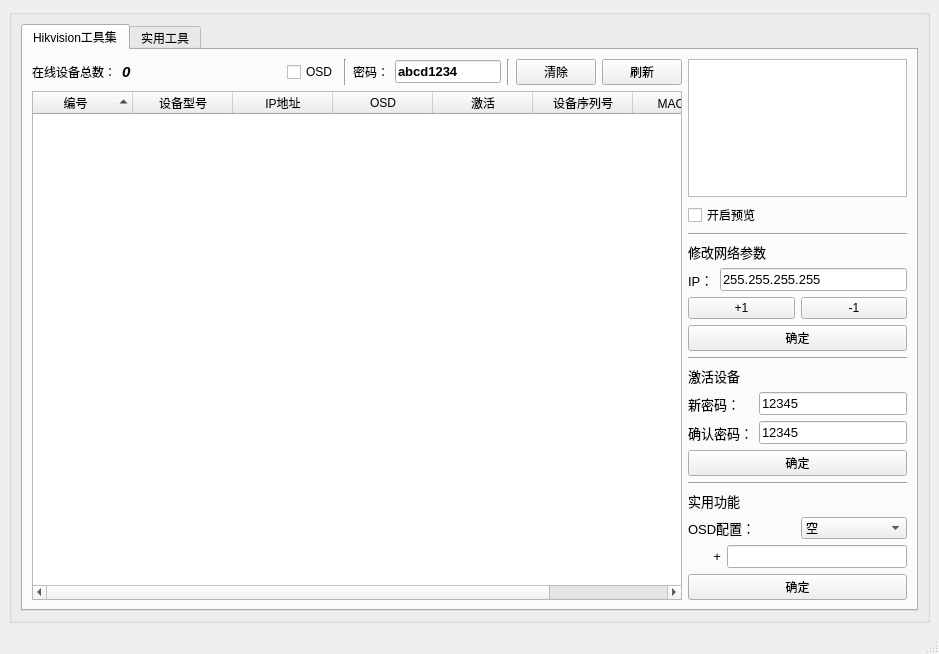
jphome/Brickmove-Tool, file ui/mainwindow.ui: the form before one commit.
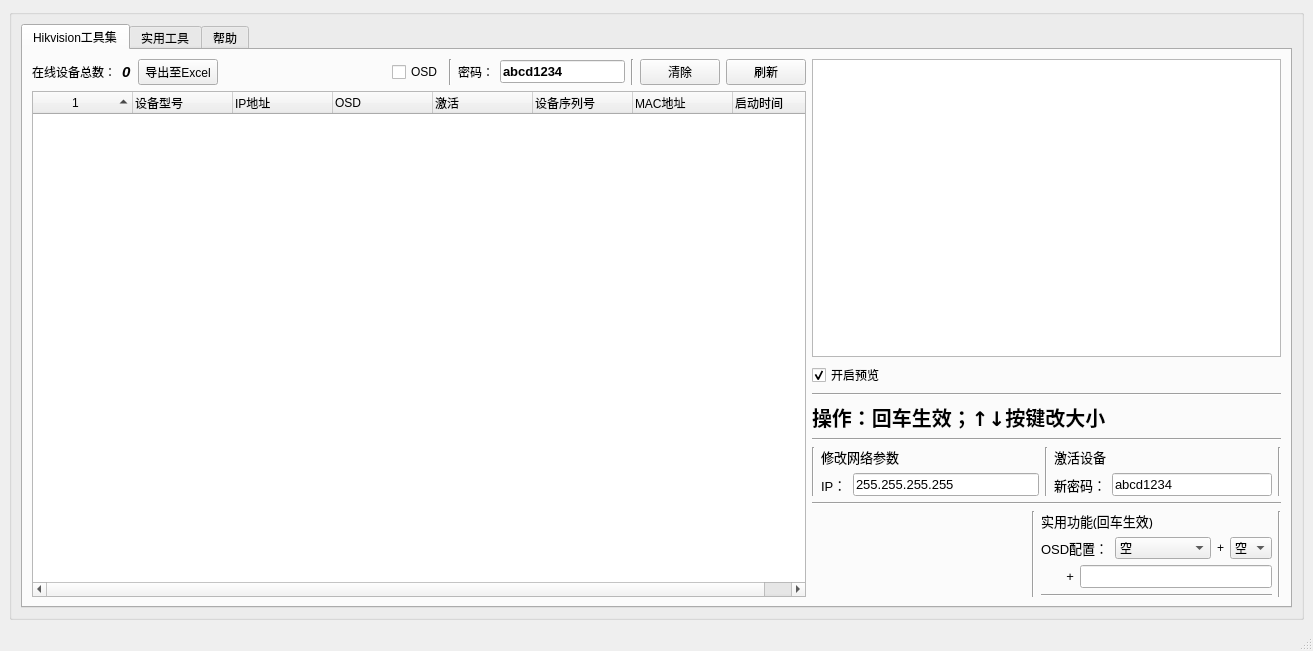
The form after the commit. Icons and pictures are not drawn.

```diff
--- a/ui/mainwindow.ui
+++ b/ui/mainwindow.ui
@@ -9,8 +9,8 @@
    <rect>
     <x>0</x>
     <y>0</y>
-    <width>939</width>
-    <height>654</height>
+    <width>1313</width>
+    <height>651</height>
    </rect>
   </property>
   <property name="cursor">
@@ -36,13 +36,13 @@
    <enum>Qt::ToolButtonIconOnly</enum>
   </property>
   <widget class="QWidget" name="centralwidget">
-   <layout class="QHBoxLayout" name="horizontalLayout_5">
+   <layout class="QVBoxLayout" name="verticalLayout_12">
     <item>
-     <widget class="QGroupBox" name="GetDeviceStatus">
+     <widget class="QGroupBox" name="BMTool_frame">
       <property name="title">
        <string/>
       </property>
-      <layout class="QHBoxLayout" name="horizontalLayout_13">
+      <layout class="QVBoxLayout" name="verticalLayout_10">
        <item>
         <widget class="QTabWidget" name="tabWidget">
          <property name="currentIndex">
@@ -52,12 +52,10 @@
           <attribute name="title">
            <string>Hikvision工具集</string>
           </attribute>
+          <layout class="QHBoxLayout" name="horizontalLayout_5">
+           <item>
           <layout class="QVBoxLayout" name="verticalLayout_13">
            <item>
-            <layout class="QHBoxLayout" name="horizontalLayout_15">
-             <item>
-              <layout class="QVBoxLayout" name="verticalLayout_11">
-               <item>
                 <layout class="QHBoxLayout" name="horizontalLayout_14">
                  <item>
                   <layout class="QHBoxLayout" name="horizontalLayout_11">
@@ -90,6 +88,13 @@
                      </item>
                     </layout>
                    </item>
+                 <item>
+                  <widget class="QPushButton" name="pushButton_excel">
+                   <property name="text">
+                    <string>导出至Excel</string>
+                   </property>
+                  </widget>
+                 </item>
                    <item>
                     <spacer name="horizontalSpacer">
                      <property name="orientation">
@@ -164,6 +169,9 @@
                    </item>
                    <item>
                     <layout class="QFormLayout" name="formLayout_6">
+                   <property name="fieldGrowthPolicy">
+                    <enum>QFormLayout::AllNonFixedFieldsGrow</enum>
+                   </property>
                      <item row="0" column="0">
                       <widget class="QPushButton" name="pushButton_clear">
                        <property name="text">
@@ -185,6 +193,8 @@
                 </layout>
                </item>
                <item>
+              <layout class="QVBoxLayout" name="verticalLayout_11">
+               <item>
                 <widget class="QTreeWidget" name="treeWidget_devinfo">
                  <property name="dragEnabled">
                   <bool>true</bool>
@@ -200,7 +210,7 @@
                  </property>
                  <column>
                   <property name="text">
-                   <string>编号</string>
+                   <string/>
                   </property>
                   <property name="textAlignment">
                    <set>AlignHCenter|AlignVCenter|AlignCenter</set>
@@ -211,7 +221,7 @@
                    <string>设备型号</string>
                   </property>
                   <property name="textAlignment">
-                   <set>AlignHCenter|AlignVCenter|AlignCenter</set>
+                   <set>AlignLeft|AlignVCenter</set>
                   </property>
                  </column>
                  <column>
@@ -219,7 +229,7 @@
                    <string>IP地址</string>
                   </property>
                   <property name="textAlignment">
-                   <set>AlignHCenter|AlignVCenter|AlignCenter</set>
+                   <set>AlignLeft|AlignVCenter</set>
                   </property>
                  </column>
                  <column>
@@ -227,7 +237,7 @@
                    <string>OSD</string>
                   </property>
                   <property name="textAlignment">
-                   <set>AlignHCenter|AlignVCenter|AlignCenter</set>
+                   <set>AlignLeft|AlignVCenter</set>
                   </property>
                  </column>
                  <column>
@@ -235,7 +245,7 @@
                    <string>激活</string>
                   </property>
                   <property name="textAlignment">
-                   <set>AlignHCenter|AlignVCenter|AlignCenter</set>
+                   <set>AlignLeft|AlignVCenter</set>
                   </property>
                  </column>
                  <column>
@@ -243,7 +253,7 @@
                    <string>设备序列号</string>
                   </property>
                   <property name="textAlignment">
-                   <set>AlignHCenter|AlignVCenter|AlignCenter</set>
+                   <set>AlignLeft|AlignVCenter</set>
                   </property>
                  </column>
                  <column>
@@ -251,7 +261,7 @@
                    <string>MAC地址</string>
                   </property>
                   <property name="textAlignment">
-                   <set>AlignHCenter|AlignVCenter|AlignCenter</set>
+                   <set>AlignLeft|AlignVCenter</set>
                   </property>
                  </column>
                  <column>
@@ -259,18 +269,22 @@
                    <string>启动时间</string>
                   </property>
                   <property name="textAlignment">
-                   <set>AlignHCenter|AlignVCenter|AlignCenter</set>
+                   <set>AlignLeft|AlignVCenter</set>
                   </property>
                  </column>
                 </widget>
                </item>
+               <item>
+                <layout class="QHBoxLayout" name="horizontalLayout_15"/>
+               </item>
               </layout>
              </item>
+            </layout>
+           </item>
              <item>
-              <layout class="QVBoxLayout" name="verticalLayout_12">
-               <property name="sizeConstraint">
-                <enum>QLayout::SetDefaultConstraint</enum>
-               </property>
+            <layout class="QVBoxLayout" name="verticalLayout_9">
+             <item>
+              <layout class="QVBoxLayout" name="verticalLayout_8">
                <item>
                 <widget class="QGraphicsView" name="Preview_frame">
                  <property name="font">
@@ -301,8 +315,69 @@
                  <property name="text">
                   <string>开启预览</string>
                  </property>
+                 <property name="checked">
+                  <bool>true</bool>
+                 </property>
                 </widget>
                </item>
+              </layout>
+             </item>
+             <item>
+              <layout class="QVBoxLayout" name="verticalLayout_6">
+               <item>
+                <widget class="Line" name="line_12">
+                 <property name="orientation">
+                  <enum>Qt::Horizontal</enum>
+                 </property>
+                </widget>
+               </item>
+               <item>
+                <widget class="QLabel" name="label_5">
+                 <property name="sizePolicy">
+                  <sizepolicy hsizetype="Fixed" vsizetype="Fixed">
+                   <horstretch>0</horstretch>
+                   <verstretch>0</verstretch>
+                  </sizepolicy>
+                 </property>
+                 <property name="baseSize">
+                  <size>
+                   <width>0</width>
+                   <height>0</height>
+                  </size>
+                 </property>
+                 <property name="font">
+                  <font>
+                   <family>ItalicT</family>
+                   <pointsize>15</pointsize>
+                   <weight>75</weight>
+                   <italic>false</italic>
+                   <bold>true</bold>
+                   <underline>false</underline>
+                   <stylestrategy>PreferDefault</stylestrategy>
+                   <kerning>true</kerning>
+                  </font>
+                 </property>
+                 <property name="lineWidth">
+                  <number>1</number>
+                 </property>
+                 <property name="text">
+                  <string>操作：回车生效；↑↓按键改大小</string>
+                 </property>
+                 <property name="textFormat">
+                  <enum>Qt::AutoText</enum>
+                 </property>
+                 <property name="scaledContents">
+                  <bool>false</bool>
+                 </property>
+                 <property name="indent">
+                  <number>-1</number>
+                 </property>
+                </widget>
+               </item>
+              </layout>
+             </item>
+             <item>
+              <layout class="QVBoxLayout" name="verticalLayout_5">
                <item>
                 <widget class="Line" name="line_7">
                  <property name="orientation">
@@ -311,7 +386,16 @@
                 </widget>
                </item>
                <item>
-                <layout class="QVBoxLayout" name="verticalLayout_10">
+                <layout class="QHBoxLayout" name="horizontalLayout_7">
+                 <item>
+                  <widget class="Line" name="line_8">
+                   <property name="orientation">
+                    <enum>Qt::Vertical</enum>
+                   </property>
+                  </widget>
+                 </item>
+                 <item>
+                  <layout class="QVBoxLayout" name="verticalLayout_4">
                  <item>
                   <widget class="QLabel" name="label_ip_2">
                    <property name="minimumSize">
@@ -338,8 +422,6 @@
                   </widget>
                  </item>
                  <item>
-                  <layout class="QVBoxLayout" name="verticalLayout_7">
-                   <item>
                     <layout class="QHBoxLayout" name="horizontalLayout_6">
                      <item>
                       <widget class="QLabel" name="label_ip">
@@ -388,57 +470,17 @@
                      </item>
                     </layout>
                    </item>
-                   <item>
-                    <layout class="QVBoxLayout" name="verticalLayout_6">
-                     <item>
-                      <layout class="QHBoxLayout" name="horizontalLayout_7">
-                       <item>
-                        <widget class="QPushButton" name="pushButton_plus">
-                         <property name="toolTip">
-                          <string>&lt;html&gt;&lt;head/&gt;&lt;body&gt;&lt;p&gt;IP地址+1&lt;/p&gt;&lt;/body&gt;&lt;/html&gt;</string>
-                         </property>
-                         <property name="text">
-                          <string>+1</string>
-                         </property>
-                        </widget>
-                       </item>
-                       <item>
-                        <widget class="QPushButton" name="pushButton_minus">
-                         <property name="toolTip">
-                          <string>&lt;html&gt;&lt;head/&gt;&lt;body&gt;&lt;p&gt;IP地址-1&lt;/p&gt;&lt;/body&gt;&lt;/html&gt;</string>
-                         </property>
-                         <property name="whatsThis">
-                          <string>&lt;html&gt;&lt;head/&gt;&lt;body&gt;&lt;p&gt;&lt;br/&gt;&lt;/p&gt;&lt;/body&gt;&lt;/html&gt;</string>
-                         </property>
-                         <property name="text">
-                          <string>-1</string>
-                         </property>
-                        </widget>
-                       </item>
-                      </layout>
-                     </item>
-                     <item>
-                      <widget class="QPushButton" name="pushButton_ChangeIP">
-                       <property name="text">
-                        <string>确定</string>
-                       </property>
-                      </widget>
-                     </item>
-                    </layout>
-                   </item>
-                  </layout>
-                 </item>
                 </layout>
                </item>
                <item>
                 <widget class="Line" name="line_3">
                  <property name="orientation">
-                  <enum>Qt::Horizontal</enum>
+                    <enum>Qt::Vertical</enum>
                  </property>
                 </widget>
                </item>
                <item>
-                <layout class="QVBoxLayout" name="verticalLayout_8">
+                  <layout class="QVBoxLayout" name="verticalLayout_3">
                  <item>
                   <widget class="QLabel" name="label_ip_3">
                    <property name="minimumSize">
@@ -459,12 +501,8 @@
                   </widget>
                  </item>
                  <item>
-                  <layout class="QVBoxLayout" name="verticalLayout_5">
-                   <item>
                     <layout class="QHBoxLayout" name="horizontalLayout_4">
                      <item>
-                      <layout class="QVBoxLayout" name="verticalLayout_4">
-                       <item>
                         <widget class="QLabel" name="label_password_2">
                          <property name="font">
                           <font>
@@ -477,22 +515,6 @@
                         </widget>
                        </item>
                        <item>
-                        <widget class="QLabel" name="label_password_3">
-                         <property name="font">
-                          <font>
-                           <pointsize>10</pointsize>
-                          </font>
-                         </property>
-                         <property name="text">
-                          <string>确认密码：</string>
-                         </property>
-                        </widget>
-                       </item>
-                      </layout>
-                     </item>
-                     <item>
-                      <layout class="QVBoxLayout" name="verticalLayout_3">
-                       <item>
                         <widget class="QLineEdit" name="lineEdit_password_2">
                          <property name="enabled">
                           <bool>true</bool>
@@ -506,39 +528,21 @@
                           <set>Qt::ImhNone</set>
                          </property>
                          <property name="text">
-                          <string>12345</string>
+                        <string>abcd1234</string>
                          </property>
                          <property name="maxLength">
                           <number>32</number>
                          </property>
                         </widget>
                        </item>
-                       <item>
-                        <widget class="QLineEdit" name="lineEdit_password_3">
-                         <property name="font">
-                          <font>
-                           <pointsize>10</pointsize>
-                          </font>
-                         </property>
-                         <property name="inputMethodHints">
-                          <set>Qt::ImhNone</set>
-                         </property>
-                         <property name="text">
-                          <string>12345</string>
-                         </property>
-                         <property name="maxLength">
-                          <number>32</number>
-                         </property>
-                        </widget>
-                       </item>
                       </layout>
                      </item>
                     </layout>
                    </item>
                    <item>
-                    <widget class="QPushButton" name="pushButton_active">
-                     <property name="text">
-                      <string>确定</string>
+                  <widget class="Line" name="line_9">
+                   <property name="orientation">
+                    <enum>Qt::Vertical</enum>
                      </property>
                     </widget>
                    </item>
@@ -546,6 +550,8 @@
                  </item>
                 </layout>
                </item>
+             <item>
+              <layout class="QVBoxLayout" name="verticalLayout_7">
                <item>
                 <widget class="Line" name="line_4">
                  <property name="orientation">
@@ -554,28 +560,48 @@
                 </widget>
                </item>
                <item>
-                <layout class="QVBoxLayout" name="verticalLayout_9">
+                <layout class="QHBoxLayout" name="horizontalLayout_16">
                  <item>
-                  <widget class="QLabel" name="label_ip_4">
-                   <property name="minimumSize">
+                  <spacer name="horizontalSpacer_2">
+                   <property name="orientation">
+                    <enum>Qt::Horizontal</enum>
+                   </property>
+                   <property name="sizeHint" stdset="0">
                     <size>
-                     <width>21</width>
-                     <height>0</height>
+                     <width>118</width>
+                     <height>20</height>
                     </size>
                    </property>
-                   <property name="font">
-                    <font>
-                     <family>Arial Black</family>
-                     <pointsize>10</pointsize>
-                    </font>
-                   </property>
-                   <property name="text">
-                    <string>实用功能</string>
+                  </spacer>
+                 </item>
+                 <item>
+                  <widget class="Line" name="line_11">
+                   <property name="orientation">
+                    <enum>Qt::Vertical</enum>
                    </property>
                   </widget>
                  </item>
                  <item>
                   <layout class="QVBoxLayout" name="verticalLayout_2">
+                   <item>
+                    <widget class="QLabel" name="label_ip_4">
+                     <property name="minimumSize">
+                      <size>
+                       <width>21</width>
+                       <height>0</height>
+                      </size>
+                     </property>
+                     <property name="font">
+                      <font>
+                       <family>Arial Black</family>
+                       <pointsize>10</pointsize>
+                      </font>
+                     </property>
+                     <property name="text">
+                      <string>实用功能(回车生效)</string>
+                     </property>
+                    </widget>
+                   </item>
                    <item>
                     <layout class="QVBoxLayout" name="verticalLayout">
                      <item>
@@ -616,6 +642,52 @@
                          </item>
                         </widget>
                        </item>
+                       <item>
+                        <widget class="QLabel" name="label_4">
+                         <property name="layoutDirection">
+                          <enum>Qt::LeftToRight</enum>
+                         </property>
+                         <property name="text">
+                          <string>+</string>
+                         </property>
+                         <property name="alignment">
+                          <set>Qt::AlignCenter</set>
+                         </property>
+                        </widget>
+                       </item>
+                       <item>
+                        <widget class="QComboBox" name="comboBox_en">
+                         <property name="enabled">
+                          <bool>true</bool>
+                         </property>
+                         <property name="iconSize">
+                          <size>
+                           <width>16</width>
+                           <height>16</height>
+                          </size>
+                         </property>
+                         <item>
+                          <property name="text">
+                           <string>空</string>
+                          </property>
+                         </item>
+                         <item>
+                          <property name="text">
+                           <string>E</string>
+                          </property>
+                         </item>
+                         <item>
+                          <property name="text">
+                           <string>F</string>
+                          </property>
+                         </item>
+                         <item>
+                          <property name="text">
+                           <string>G</string>
+                          </property>
+                         </item>
+                        </widget>
+                       </item>
                       </layout>
                      </item>
                      <item>
@@ -655,14 +727,21 @@
                     </layout>
                    </item>
                    <item>
-                    <widget class="QPushButton" name="pushButton_setOsd">
-                     <property name="text">
-                      <string>确定</string>
+                    <widget class="Line" name="line_13">
+                     <property name="orientation">
+                      <enum>Qt::Horizontal</enum>
                      </property>
                     </widget>
                    </item>
                   </layout>
                  </item>
+                 <item>
+                  <widget class="Line" name="line_10">
+                   <property name="orientation">
+                    <enum>Qt::Vertical</enum>
+                   </property>
+                  </widget>
+                 </item>
                 </layout>
                </item>
               </layout>
@@ -779,7 +858,12 @@
             </item>
            </layout>
           </widget>
-          <widget class="QCalendarWidget" name="calendarWidget">
+         </widget>
+         <widget class="QWidget" name="tab_3">
+          <attribute name="title">
+           <string>帮助</string>
+          </attribute>
+          <widget class="QTextBrowser" name="textBrowser">
            <property name="geometry">
             <rect>
              <x>50</x>
```
Left out of the diff: 49 changed lines with no effect on the pictures. Lines whose indentation alone changed are shown as unchanged.
